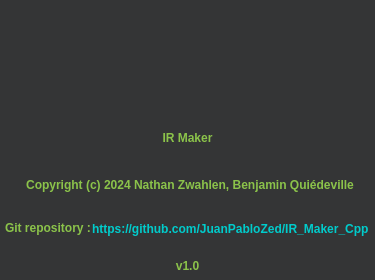
JuanPabloZed/IR_Maker_Cpp, file about.ui: the form before one commit.
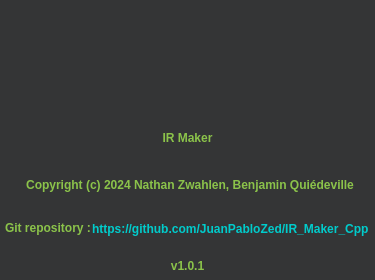
The form after the commit. Icons and pictures are not drawn.

Patch:
```diff
--- a/about.ui
+++ b/about.ui
@@ -276,7 +276,7 @@
     </rect>
    </property>
    <property name="text">
-    <string>v1.0</string>
+    <string>v1.0.1</string>
    </property>
    <property name="alignment">
     <set>Qt::AlignCenter</set>
```
